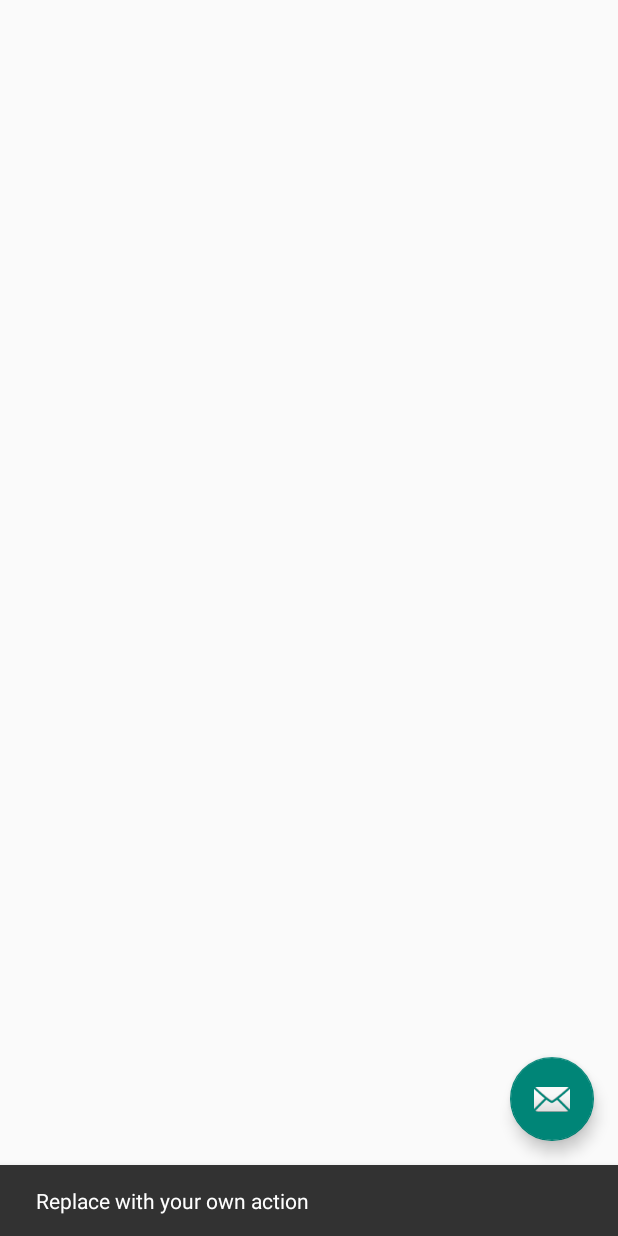
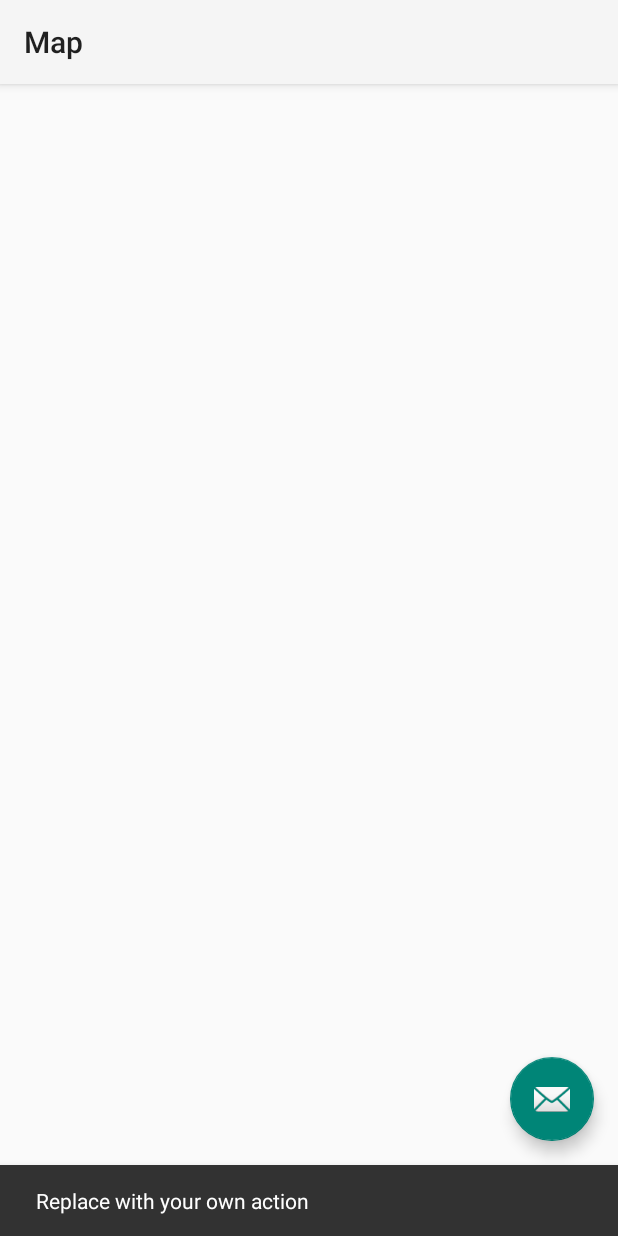
Before and after one commit to cuhacking/CUHackingApp, an Android app: the MapActivity screen opened directly, with no data from a screen before it, after a tap on an icon or button, on a phone screen of 412 x 824 dp. Run offline under Robolectric (Android 15) with nearby library versions, the phone set to English and light mode, and no system bars.

Commit message:
Revert, actually going to use toolbar

```diff
--- a/App/app/src/main/res/layout/activity_map.xml
+++ b/App/app/src/main/res/layout/activity_map.xml
@@ -5,6 +5,20 @@
     android:layout_width="match_parent"
     android:layout_height="match_parent"
     tools:context="ca.carleton.three_thousand_chore.comp3004.MapActivity">
+
+    <android.support.design.widget.AppBarLayout
+        android:layout_width="match_parent"
+        android:layout_height="wrap_content"
+        android:theme="@style/AppTheme.AppBarOverlay">
+
+        <android.support.v7.widget.Toolbar
+            android:id="@+id/toolbar"
+            android:layout_width="match_parent"
+            android:layout_height="?attr/actionBarSize"
+            android:background="?attr/colorPrimary"
+            app:popupTheme="@style/AppTheme.PopupOverlay" />
+
+    </android.support.design.widget.AppBarLayout>
 
     <include layout="@layout/content_map" />
 
```
